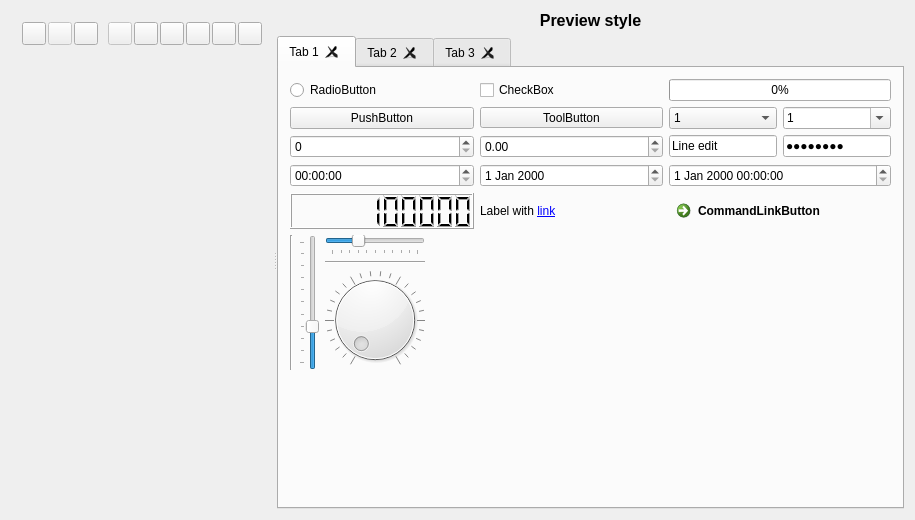
Old version of the form qsseditor.ui in the repository lit-uriy/qsseditor.
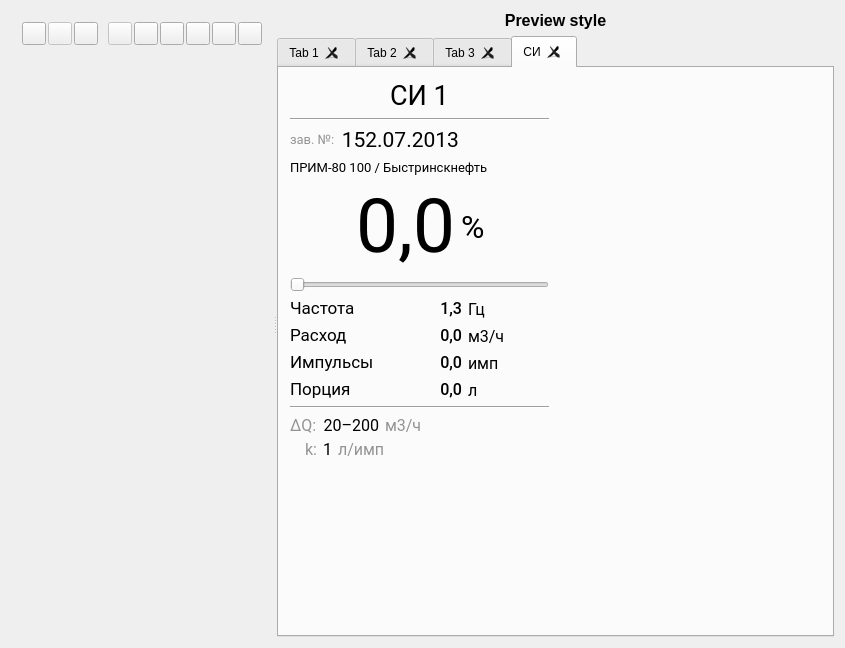
New version of the form. Icons and pictures are not drawn. Custom widgets are drawn as their Qt base class.

Diff of the .ui file:
```diff
--- a/qsseditor.ui
+++ b/qsseditor.ui
@@ -6,8 +6,8 @@
    <rect>
     <x>0</x>
     <y>0</y>
-    <width>915</width>
-    <height>520</height>
+    <width>845</width>
+    <height>648</height>
    </rect>
   </property>
   <layout class="QGridLayout" name="gridLayout_4">
@@ -179,7 +179,7 @@
        <item row="1" column="0">
         <widget class="QTabWidget" name="tabWidget">
          <property name="currentIndex">
-          <number>0</number>
+          <number>3</number>
          </property>
          <property name="tabsClosable">
           <bool>true</bool>
@@ -191,129 +191,31 @@
           <layout class="QGridLayout" name="gridLayout_7">
            <item row="0" column="0" colspan="2">
             <layout class="QGridLayout" name="gridLayout_6">
-             <item row="0" column="0">
-              <widget class="QRadioButton" name="radioButton">
-               <property name="text">
-                <string notr="true">RadioButton</string>
-               </property>
-              </widget>
+             <item row="4" column="0">
+              <widget class="QTimeEdit" name="timeEdit"/>
              </item>
-             <item row="0" column="1">
-              <widget class="QCheckBox" name="checkBox">
-               <property name="text">
-                <string notr="true">CheckBox</string>
+             <item row="3" column="0">
+              <widget class="QSpinBox" name="spinBox">
+               <property name="maximum">
+                <number>100000</number>
                </property>
-               <property name="tristate">
-                <bool>true</bool>
-               </property>
               </widget>
              </item>
-             <item row="0" column="2">
-              <widget class="QProgressBar" name="progressBar">
+             <item row="3" column="1">
+              <widget class="QDoubleSpinBox" name="doubleSpinBox">
                <property name="maximum">
-                <number>20</number>
+                <double>1000000000000000000000.000000000000000</double>
                </property>
-               <property name="value">
-                <number>0</number>
-               </property>
               </widget>
              </item>
-             <item row="1" column="0">
-              <widget class="QPushButton" name="pushButton">
-               <property name="sizePolicy">
-                <sizepolicy hsizetype="MinimumExpanding" vsizetype="Fixed">
-                 <horstretch>0</horstretch>
-                 <verstretch>0</verstretch>
-                </sizepolicy>
-               </property>
-               <property name="text">
-                <string notr="true">PushButton</string>
-               </property>
-               <property name="checkable">
+             <item row="4" column="1">
+              <widget class="QDateEdit" name="dateEdit">
+               <property name="calendarPopup">
                 <bool>true</bool>
                </property>
               </widget>
              </item>
-             <item row="1" column="1">
-              <widget class="QToolButton" name="toolButton">
-               <property name="sizePolicy">
-                <sizepolicy hsizetype="MinimumExpanding" vsizetype="Fixed">
-                 <horstretch>0</horstretch>
-                 <verstretch>0</verstretch>
-                </sizepolicy>
-               </property>
-               <property name="text">
-                <string notr="true">ToolButton</string>
-               </property>
-               <property name="popupMode">
-                <enum>QToolButton::InstantPopup</enum>
-               </property>
-              </widget>
-             </item>
-             <item row="1" column="2">
-              <layout class="QHBoxLayout" name="horizontalLayout_3">
-               <item>
-                <widget class="QComboBox" name="comboBoxReadOnly">
-                 <property name="sizePolicy">
-                  <sizepolicy hsizetype="MinimumExpanding" vsizetype="Fixed">
-                   <horstretch>0</horstretch>
-                   <verstretch>0</verstretch>
-                  </sizepolicy>
-                 </property>
-                 <item>
-                  <property name="text">
-                   <string notr="true">1</string>
-                  </property>
-                 </item>
-                 <item>
-                  <property name="text">
-                   <string notr="true">2</string>
-                  </property>
-                 </item>
-                 <item>
-                  <property name="text">
-                   <string notr="true">3</string>
-                  </property>
-                 </item>
-                </widget>
-               </item>
-               <item>
-                <widget class="QComboBox" name="comboBoxEditable">
-                 <property name="sizePolicy">
-                  <sizepolicy hsizetype="MinimumExpanding" vsizetype="Fixed">
-                   <horstretch>0</horstretch>
-                   <verstretch>0</verstretch>
-                  </sizepolicy>
-                 </property>
-                 <property name="editable">
-                  <bool>true</bool>
-                 </property>
-                 <item>
-                  <property name="text">
-                   <string notr="true">1</string>
-                  </property>
-                 </item>
-                 <item>
-                  <property name="text">
-                   <string notr="true">2</string>
-                  </property>
-                 </item>
-                 <item>
-                  <property name="text">
-                   <string notr="true">3</string>
-                  </property>
-                 </item>
-                </widget>
-               </item>
-              </layout>
-             </item>
-             <item row="2" column="0">
-              <widget class="QSpinBox" name="spinBox"/>
-             </item>
-             <item row="2" column="1">
-              <widget class="QDoubleSpinBox" name="doubleSpinBox"/>
-             </item>
-             <item row="2" column="2">
+             <item row="3" column="2">
               <layout class="QHBoxLayout" name="horizontalLayout_2">
                <item>
                 <widget class="QLineEdit" name="lineEdit">
@@ -334,16 +236,10 @@
                </item>
               </layout>
              </item>
-             <item row="3" column="0">
-              <widget class="QTimeEdit" name="timeEdit"/>
-             </item>
-             <item row="3" column="1">
-              <widget class="QDateEdit" name="dateEdit"/>
-             </item>
-             <item row="3" column="2">
+             <item row="4" column="2">
               <widget class="QDateTimeEdit" name="dateTimeEdit"/>
              </item>
-             <item row="4" column="0">
+             <item row="5" column="0">
               <widget class="QLCDNumber" name="lcdNumber">
                <property name="digitCount">
                 <number>10</number>
@@ -353,18 +249,144 @@
                </property>
               </widget>
              </item>
-             <item row="4" column="1">
+             <item row="2" column="2">
+              <layout class="QHBoxLayout" name="horizontalLayout_3">
+               <item>
+                <widget class="QComboBox" name="comboBoxReadOnly">
+                 <property name="sizePolicy">
+                  <sizepolicy hsizetype="MinimumExpanding" vsizetype="Fixed">
+                   <horstretch>0</horstretch>
+                   <verstretch>0</verstretch>
+                  </sizepolicy>
+                 </property>
+                 <item>
+                  <property name="text">
+                   <string notr="true">1</string>
+                  </property>
+                 </item>
+                 <item>
+                  <property name="text">
+                   <string notr="true">2</string>
+                  </property>
+                 </item>
+                 <item>
+                  <property name="text">
+                   <string notr="true">3</string>
+                  </property>
+                 </item>
+                </widget>
+               </item>
+               <item>
+                <widget class="QComboBox" name="comboBoxEditable">
+                 <property name="sizePolicy">
+                  <sizepolicy hsizetype="MinimumExpanding" vsizetype="Fixed">
+                   <horstretch>0</horstretch>
+                   <verstretch>0</verstretch>
+                  </sizepolicy>
+                 </property>
+                 <property name="editable">
+                  <bool>true</bool>
+                 </property>
+                 <item>
+                  <property name="text">
+                   <string notr="true">1</string>
+                  </property>
+                 </item>
+                 <item>
+                  <property name="text">
+                   <string notr="true">2</string>
+                  </property>
+                 </item>
+                 <item>
+                  <property name="text">
+                   <string notr="true">3</string>
+                  </property>
+                 </item>
+                </widget>
+               </item>
+              </layout>
+             </item>
+             <item row="2" column="1">
+              <widget class="QToolButton" name="toolButton">
+               <property name="sizePolicy">
+                <sizepolicy hsizetype="MinimumExpanding" vsizetype="Fixed">
+                 <horstretch>0</horstretch>
+                 <verstretch>0</verstretch>
+                </sizepolicy>
+               </property>
+               <property name="text">
+                <string notr="true">ToolButton</string>
+               </property>
+               <property name="popupMode">
+                <enum>QToolButton::InstantPopup</enum>
+               </property>
+              </widget>
+             </item>
+             <item row="0" column="1">
+              <widget class="QCheckBox" name="checkBox">
+               <property name="text">
+                <string notr="true">CheckBox</string>
+               </property>
+               <property name="tristate">
+                <bool>true</bool>
+               </property>
+              </widget>
+             </item>
+             <item row="5" column="1">
               <widget class="QLabel" name="label">
                <property name="text">
                 <string notr="true">Label with &lt;a href=&quot;http://google.com&quot;&gt;link&lt;/a&gt;</string>
                </property>
               </widget>
              </item>
-             <item row="4" column="2">
+             <item row="2" column="0">
+              <widget class="QPushButton" name="pushButton">
+               <property name="sizePolicy">
+                <sizepolicy hsizetype="MinimumExpanding" vsizetype="Fixed">
+                 <horstretch>0</horstretch>
+                 <verstretch>0</verstretch>
+                </sizepolicy>
+               </property>
+               <property name="text">
+                <string notr="true">PushButton</string>
+               </property>
+               <property name="checkable">
+                <bool>true</bool>
+               </property>
+              </widget>
+             </item>
+             <item row="0" column="0">
+              <widget class="QRadioButton" name="radioButton">
+               <property name="text">
+                <string notr="true">RadioButton</string>
+               </property>
+              </widget>
+             </item>
+             <item row="0" column="2">
+              <widget class="QProgressBar" name="progressBar">
+               <property name="maximum">
+                <number>20</number>
+               </property>
+               <property name="value">
+                <number>0</number>
+               </property>
+              </widget>
+             </item>
+             <item row="5" column="2">
               <widget class="QCommandLinkButton" name="commandLinkButton">
                <property name="text">
                 <string notr="true">CommandLinkButton</string>
                </property>
+               <property name="description">
+                <string>Какая-то кнопка</string>
+               </property>
+              </widget>
+             </item>
+             <item row="1" column="0">
+              <widget class="QRadioButton" name="radioButton_2">
+               <property name="text">
+                <string notr="true">RadioButton</string>
+               </property>
               </widget>
              </item>
             </layout>
@@ -412,6 +434,12 @@
              </item>
              <item row="1" column="2">
               <widget class="Line" name="line">
+               <property name="lineWidth">
+                <number>1</number>
+               </property>
+               <property name="midLineWidth">
+                <number>0</number>
+               </property>
                <property name="orientation">
                 <enum>Qt::Horizontal</enum>
                </property>
@@ -816,8 +844,8 @@
                   <rect>
                    <x>0</x>
                    <y>0</y>
-                   <width>253</width>
-                   <height>141</height>
+                   <width>535</width>
+                   <height>201</height>
                   </rect>
                  </property>
                  <layout class="QGridLayout" name="gridLayout_9">
@@ -870,7 +898,7 @@
                        <x>0</x>
                        <y>0</y>
                        <width>69</width>
-                       <height>69</height>
+                       <height>129</height>
                       </rect>
                      </property>
                      <attribute name="label">
@@ -925,6 +953,547 @@
            </item>
           </layout>
          </widget>
+         <widget class="QWidget" name="tab4">
+          <attribute name="title">
+           <string>СИ</string>
+          </attribute>
+          <layout class="QGridLayout" name="gridLayout_13">
+           <item row="0" column="0">
+            <layout class="QVBoxLayout" name="verticalLayout_2">
+             <item>
+              <widget class="QLabel" name="title">
+               <property name="font">
+                <font>
+                 <family>Roboto</family>
+                 <pointsize>20</pointsize>
+                </font>
+               </property>
+               <property name="text">
+                <string>СИ 1</string>
+               </property>
+               <property name="alignment">
+                <set>Qt::AlignCenter</set>
+               </property>
+              </widget>
+             </item>
+             <item>
+              <widget class="Line" name="line_4">
+               <property name="orientation">
+                <enum>Qt::Horizontal</enum>
+               </property>
+              </widget>
+             </item>
+             <item>
+              <layout class="QGridLayout" name="gridLayout_11">
+               <item row="0" column="1">
+                <widget class="QLabel" name="label_19">
+                 <property name="font">
+                  <font>
+                   <family>Roboto</family>
+                   <pointsize>16</pointsize>
+                  </font>
+                 </property>
+                 <property name="text">
+                  <string>152.07.2013</string>
+                 </property>
+                 <property name="alignment">
+                  <set>Qt::AlignBottom|Qt::AlignRight|Qt::AlignTrailing</set>
+                 </property>
+                </widget>
+               </item>
+               <item row="0" column="3" rowspan="2">
+                <widget class="QLabel" name="label_4">
+                 <property name="text">
+                  <string/>
+                 </property>
+                 <property name="pixmap">
+                  <pixmap resource="qsseditor.qrc">:/images/symbol_ok.png</pixmap>
+                 </property>
+                </widget>
+               </item>
+               <item row="0" column="0">
+                <widget class="QLabel" name="label_18">
+                 <property name="font">
+                  <font>
+                   <family>Roboto</family>
+                   <pointsize>10</pointsize>
+                  </font>
+                 </property>
+                 <property name="text">
+                  <string>&lt;html&gt;&lt;head/&gt;&lt;body&gt;&lt;p&gt;&lt;span style=&quot; color:#939393;&quot;&gt;зав. №:&lt;/span&gt;&lt;/p&gt;&lt;/body&gt;&lt;/html&gt;</string>
+                 </property>
+                 <property name="alignment">
+                  <set>Qt::AlignLeading|Qt::AlignLeft|Qt::AlignVCenter</set>
+                 </property>
+                </widget>
+               </item>
+               <item row="0" column="2">
+                <spacer name="horizontalSpacer_5">
+                 <property name="orientation">
+                  <enum>Qt::Horizontal</enum>
+                 </property>
+                 <property name="sizeHint" stdset="0">
+                  <size>
+                   <width>40</width>
+                   <height>20</height>
+                  </size>
+                 </property>
+                </spacer>
+               </item>
+               <item row="1" column="0" colspan="3">
+                <widget class="QLabel" name="label_20">
+                 <property name="font">
+                  <font>
+                   <family>Roboto</family>
+                   <pointsize>10</pointsize>
+                  </font>
+                 </property>
+                 <property name="text">
+                  <string>ПРИМ-80 100 / Быстринскнефть</string>
+                 </property>
+                 <property name="alignment">
+                  <set>Qt::AlignBottom|Qt::AlignLeading|Qt::AlignLeft</set>
+                 </property>
+                </widget>
+               </item>
+              </layout>
+             </item>
+             <item>
+              <layout class="QHBoxLayout" name="horizontalLayout_4">
+               <item>
+                <spacer name="horizontalSpacer_6">
+                 <property name="orientation">
+                  <enum>Qt::Horizontal</enum>
+                 </property>
+                 <property name="sizeType">
+                  <enum>QSizePolicy::Expanding</enum>
+                 </property>
+                 <property name="sizeHint" stdset="0">
+                  <size>
+                   <width>20</width>
+                   <height>20</height>
+                  </size>
+                 </property>
+                </spacer>
+               </item>
+               <item>
+                <widget class="QLabel" name="label_3">
+                 <property name="font">
+                  <font>
+                   <family>Roboto</family>
+                   <pointsize>56</pointsize>
+                  </font>
+                 </property>
+                 <property name="text">
+                  <string>0,0</string>
+                 </property>
+                 <property name="alignment">
+                  <set>Qt::AlignRight|Qt::AlignTrailing|Qt::AlignVCenter</set>
+                 </property>
+                </widget>
+               </item>
+               <item>
+                <widget class="QLabel" name="label_16">
+                 <property name="font">
+                  <font>
+                   <family>Roboto</family>
+                   <pointsize>24</pointsize>
+                  </font>
+                 </property>
+                 <property name="text">
+                  <string>%</string>
+                 </property>
+                 <property name="alignment">
+                  <set>Qt::AlignLeading|Qt::AlignLeft|Qt::AlignVCenter</set>
+                 </property>
+                </widget>
+               </item>
+               <item>
+                <spacer name="horizontalSpacer_7">
+                 <property name="orientation">
+                  <enum>Qt::Horizontal</enum>
+                 </property>
+                 <property name="sizeType">
+                  <enum>QSizePolicy::Expanding</enum>
+                 </property>
+                 <property name="sizeHint" stdset="0">
+                  <size>
+                   <width>10</width>
+                   <height>20</height>
+                  </size>
+                 </property>
+                </spacer>
+               </item>
+              </layout>
+             </item>
+             <item>
+              <widget class="QSlider" name="horizontalSlider_2">
+               <property name="orientation">
+                <enum>Qt::Horizontal</enum>
+               </property>
+              </widget>
+             </item>
+             <item>
+              <layout class="QGridLayout" name="gridLayout_12">
+               <item row="1" column="2">
+                <widget class="QLabel" name="label_7">
+                 <property name="font">
+                  <font>
+                   <family>Roboto</family>
+                   <pointsize>12</pointsize>
+                  </font>
+                 </property>
+                 <property name="text">
+                  <string>м3/ч</string>
+                 </property>
+                 <property name="alignment">
+                  <set>Qt::AlignBottom|Qt::AlignLeading|Qt::AlignLeft</set>
+                 </property>
+                </widget>
+               </item>
+               <item row="0" column="0">
+                <widget class="QLabel" name="label_6">
+                 <property name="font">
+                  <font>
+                   <family>Roboto</family>
+                   <pointsize>13</pointsize>
+                  </font>
+                 </property>
+                 <property name="text">
+                  <string>Частота</string>
+                 </property>
+                </widget>
+               </item>
+               <item row="0" column="1">
+                <widget class="QLabel" name="label_5">
+                 <property name="font">
+                  <font>
+                   <family>Roboto Medium</family>
+                   <pointsize>12</pointsize>
+                  </font>
+                 </property>
+                 <property name="text">
+                  <string>1,3</string>
+                 </property>
+                 <property name="alignment">
+                  <set>Qt::AlignRight|Qt::AlignTrailing|Qt::AlignVCenter</set>
+                 </property>
+                </widget>
+               </item>
+               <item row="0" column="2">
+                <widget class="QLabel" name="label_8">
+                 <property name="font">
+                  <font>
+                   <family>Roboto</family>
+                   <pointsize>12</pointsize>
+                  </font>
+                 </property>
+                 <property name="text">
+                  <string>Гц</string>
+                 </property>
+                 <property name="alignment">
+                  <set>Qt::AlignBottom|Qt::AlignLeading|Qt::AlignLeft</set>
+                 </property>
+                </widget>
+               </item>
+               <item row="1" column="0">
+                <widget class="QLabel" name="label_9">
+                 <property name="font">
+                  <font>
+                   <family>Roboto</family>
+                   <pointsize>13</pointsize>
+                  </font>
+                 </property>
+                 <property name="text">
+                  <string>Расход</string>
+                 </property>
+                </widget>
+               </item>
+               <item row="1" column="1">
+                <widget class="QLabel" name="label_10">
+                 <property name="font">
+                  <font>
+                   <family>Roboto Medium</family>
+                   <pointsize>12</pointsize>
+                  </font>
+                 </property>
+                 <property name="text">
+                  <string>0,0</string>
+                 </property>
+                 <property name="alignment">
+                  <set>Qt::AlignRight|Qt::AlignTrailing|Qt::AlignVCenter</set>
+                 </property>
+                </widget>
+               </item>
+               <item row="2" column="0">
+                <widget class="QLabel" name="label_12">
+                 <property name="font">
+                  <font>
+                   <family>Roboto</family>
+                   <pointsize>13</pointsize>
+                  </font>
+                 </property>
+                 <property name="text">
+                  <string>Импульсы</string>
+                 </property>
+                </widget>
+               </item>
+               <item row="2" column="1">
+                <widget class="QLabel" name="label_11">
+                 <property name="font">
+                  <font>
+                   <family>Roboto Medium</family>
+                   <pointsize>12</pointsize>
+                  </font>
+                 </property>
+                 <property name="text">
+                  <string>0,0</string>
+                 </property>
+                 <property name="alignment">
+                  <set>Qt::AlignRight|Qt::AlignTrailing|Qt::AlignVCenter</set>
+                 </property>
+                </widget>
+               </item>
+               <item row="2" column="2">
+                <widget class="QLabel" name="label_13">
+                 <property name="font">
+                  <font>
+                   <family>Roboto</family>
+                   <pointsize>12</pointsize>
+                  </font>
+                 </property>
+                 <property name="text">
+                  <string>имп</string>
+                 </property>
+                 <property name="alignment">
+                  <set>Qt::AlignBottom|Qt::AlignLeading|Qt::AlignLeft</set>
+                 </property>
+                </widget>
+               </item>
+               <item row="3" column="0">
+                <widget class="QLabel" name="label_14">
+                 <property name="font">
+                  <font>
+                   <family>Roboto</family>
+                   <pointsize>13</pointsize>
+                  </font>
+                 </property>
+                 <property name="text">
+                  <string>Порция</string>
+                 </property>
+                </widget>
+               </item>
+               <item row="3" column="1">
+                <widget class="QLabel" name="label_15">
+                 <property name="font">
+                  <font>
+                   <family>Roboto Medium</family>
+                   <pointsize>12</pointsize>
+                  </font>
+                 </property>
+                 <property name="text">
+                  <string>0,0</string>
+                 </property>
+                 <property name="alignment">
+                  <set>Qt::AlignRight|Qt::AlignTrailing|Qt::AlignVCenter</set>
+                 </property>
+                </widget>
+               </item>
+               <item row="3" column="2">
+                <widget class="QLabel" name="label_17">
+                 <property name="font">
+                  <font>
+                   <family>Roboto</family>
+                   <pointsize>12</pointsize>
+                  </font>
+                 </property>
+                 <property name="text">
+                  <string>л</string>
+                 </property>
+                 <property name="alignment">
+                  <set>Qt::AlignBottom|Qt::AlignLeading|Qt::AlignLeft</set>
+                 </property>
+                </widget>
+               </item>
+              </layout>
+             </item>
+             <item>
+              <widget class="Line" name="line_5">
+               <property name="orientation">
+                <enum>Qt::Horizontal</enum>
+               </property>
+              </widget>
+             </item>
+             <item>
+              <layout class="QFormLayout" name="formLayout">
+               <property name="labelAlignment">
+                <set>Qt::AlignRight|Qt::AlignTrailing|Qt::AlignVCenter</set>
+               </property>
+               <property name="verticalSpacing">
+                <number>4</number>
+               </property>
+               <item row="0" column="1">
+                <layout class="QHBoxLayout" name="horizontalLayout_5">
+                 <item>
+                  <widget class="QLabel" name="label_21">
+                   <property name="font">
+                    <font>
+                     <family>Roboto</family>
+                     <pointsize>12</pointsize>
+                    </font>
+                   </property>
+                   <property name="text">
+                    <string>20–200</string>
+                   </property>
+                   <property name="alignment">
+                    <set>Qt::AlignBottom|Qt::AlignRight|Qt::AlignTrailing</set>
+                   </property>
+                  </widget>
+                 </item>
+                 <item>
+                  <widget class="QLabel" name="label_22">
+                   <property name="font">
+                    <font>
+                     <family>Roboto</family>
+                     <pointsize>12</pointsize>
+                    </font>
+                   </property>
+                   <property name="text">
+                    <string>&lt;html&gt;&lt;head/&gt;&lt;body&gt;&lt;p&gt;&lt;span style=&quot; color:#939393;&quot;&gt;м3/ч&lt;/span&gt;&lt;/p&gt;&lt;/body&gt;&lt;/html&gt;</string>
+                   </property>
+                   <property name="alignment">
+                    <set>Qt::AlignBottom|Qt::AlignLeading|Qt::AlignLeft</set>
+                   </property>
+                  </widget>
+                 </item>
+                 <item>
+                  <spacer name="horizontalSpacer_8">
+                   <property name="orientation">
+                    <enum>Qt::Horizontal</enum>
+                   </property>
+                   <property name="sizeHint" stdset="0">
+                    <size>
+                     <width>40</width>
+                     <height>20</height>
+                    </size>
+                   </property>
+                  </spacer>
+                 </item>
+                </layout>
+               </item>
+               <item row="1" column="1">
+                <layout class="QHBoxLayout" name="horizontalLayout_6">
+                 <item>
+                  <widget class="QLabel" name="label_24">
+                   <property name="font">
+                    <font>
+                     <family>Roboto</family>
+                     <pointsize>12</pointsize>
+                    </font>
+                   </property>
+                   <property name="text">
+                    <string>1</string>
+                   </property>
+                   <property name="alignment">
+                    <set>Qt::AlignBottom|Qt::AlignRight|Qt::AlignTrailing</set>
+                   </property>
+                  </widget>
+                 </item>
+                 <item>
+                  <widget class="QLabel" name="label_25">
+                   <property name="font">
+                    <font>
+                     <family>Roboto</family>
+                     <pointsize>12</pointsize>
+                    </font>
+                   </property>
+                   <property name="text">
+                    <string>&lt;html&gt;&lt;head/&gt;&lt;body&gt;&lt;p&gt;&lt;span style=&quot; color:#939393;&quot;&gt;л/имп&lt;/span&gt;&lt;/p&gt;&lt;/body&gt;&lt;/html&gt;</string>
+                   </property>
+                   <property name="alignment">
+                    <set>Qt::AlignBottom|Qt::AlignLeading|Qt::AlignLeft</set>
+                   </property>
+                  </widget>
+                 </item>
+                 <item>
+                  <spacer name="horizontalSpacer_9">
+                   <property name="orientation">
+                    <enum>Qt::Horizontal</enum>
+                   </property>
+                   <property name="sizeHint" stdset="0">
+                    <size>
+                     <width>40</width>
+                     <height>20</height>
+                    </size>
+                   </property>
+                  </spacer>
+                 </item>
+                </layout>
+               </item>
+               <item row="1" column="0">
+                <widget class="QLabel" name="label_23">
+                 <property name="font">
+                  <font>
+                   <family>Roboto</family>
+                   <pointsize>12</pointsize>
+                  </font>
+                 </property>
+                 <property name="text">
+                  <string>&lt;html&gt;&lt;head/&gt;&lt;body&gt;&lt;p&gt;&lt;span style=&quot; color:#939393;&quot;&gt;k:&lt;/span&gt;&lt;/p&gt;&lt;/body&gt;&lt;/html&gt;</string>
+                 </property>
+                 <property name="alignment">
+                  <set>Qt::AlignBottom|Qt::AlignLeading|Qt::AlignLeft</set>
+                 </property>
+                </widget>
+               </item>
+               <item row="0" column="0">
+                <widget class="QLabel" name="label_26">
+                 <property name="font">
+                  <font>
+                   <family>Roboto</family>
+                   <pointsize>12</pointsize>
+                  </font>
+                 </property>
+                 <property name="text">
+                  <string>&lt;html&gt;&lt;head/&gt;&lt;body&gt;&lt;p&gt;&lt;span style=&quot; color:#939393;&quot;&gt;ΔQ:&lt;/span&gt;&lt;/p&gt;&lt;/body&gt;&lt;/html&gt;</string>
+                 </property>
+                 <property name="alignment">
+                  <set>Qt::AlignBottom|Qt::AlignLeading|Qt::AlignLeft</set>
+                 </property>
+                </widget>
+               </item>
+              </layout>
+             </item>
+            </layout>
+           </item>
+           <item row="0" column="1">
+            <spacer name="horizontalSpacer_10">
+             <property name="orientation">
+              <enum>Qt::Horizontal</enum>
+             </property>
+             <property name="sizeHint" stdset="0">
+              <size>
+               <width>272</width>
+               <height>20</height>
+              </size>
+             </property>
+            </spacer>
+           </item>
+           <item row="1" column="0">
+            <spacer name="verticalSpacer_3">
+             <property name="orientation">
+              <enum>Qt::Vertical</enum>
+             </property>
+             <property name="sizeHint" stdset="0">
+              <size>
+               <width>20</width>
+               <height>157</height>
+              </size>
+             </property>
+            </spacer>
+           </item>
+          </layout>
+         </widget>
         </widget>
        </item>
       </layout>
```
